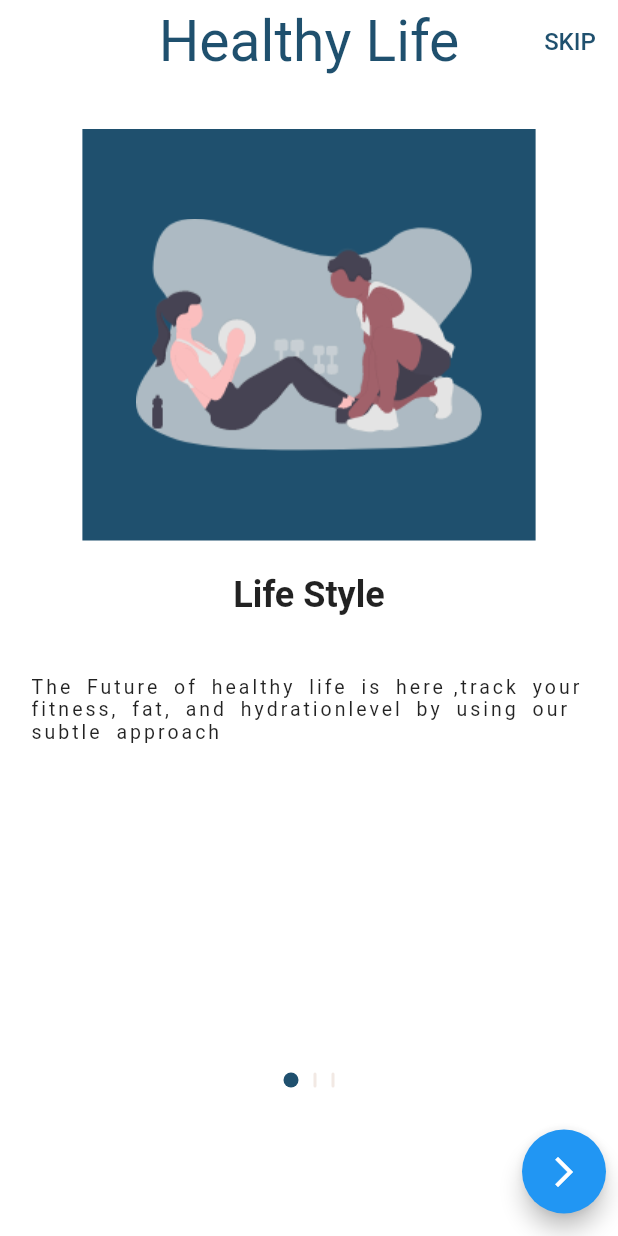
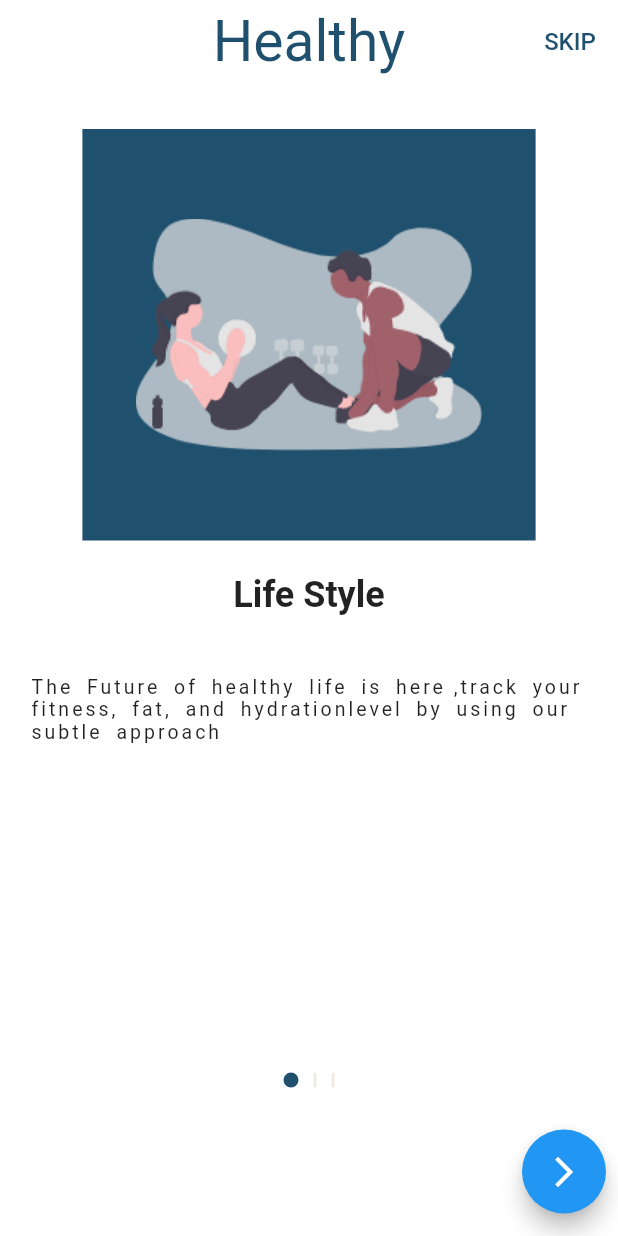
Before and after one commit to IbrahimKhattab172000/graduation_project, a Flutter app: the screen it shows after launch, on a phone screen of 412 x 824 dp. Run offline on Flutter 3.47's test engine with Material 2 defaults, Android fonts, the phone set to English and light mode, and no system bars; drawn by our look-alikes of smooth_page_indicator; our stand-ins replace flutter_screenutil, flutter_spinkit; statements that could not run were skipped.

Commit message:
Just changed the title

```diff
--- a/lib/screens/onboarding/onboarding_screen.dart
+++ b/lib/screens/onboarding/onboarding_screen.dart
@@ -61,7 +61,7 @@ class _OnBoardingScreenState extends State<OnBoardingScreen> {
         elevation: 0,
         centerTitle: true,
         title: Text(
-          'Healthy Life',
+          'Healthy',
           style: TextStyle(
             color: MyColors.kLightPrimaryColor,
             fontSize: 38,
```
